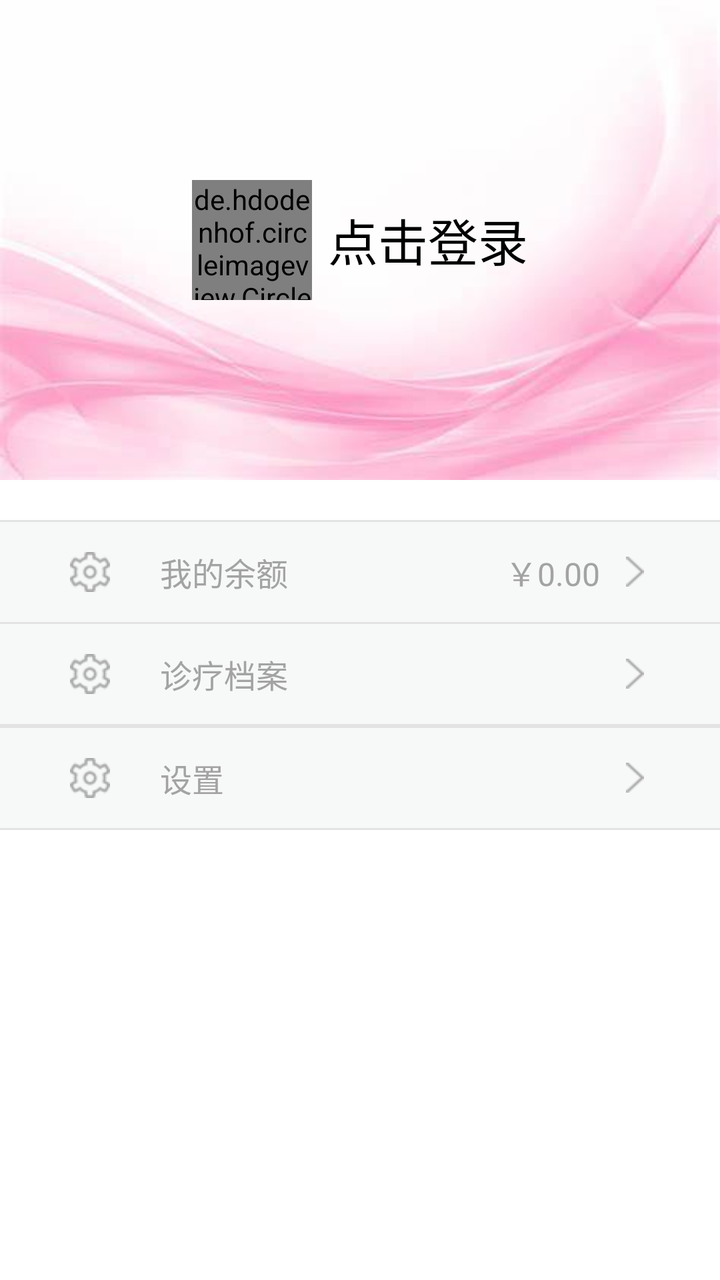
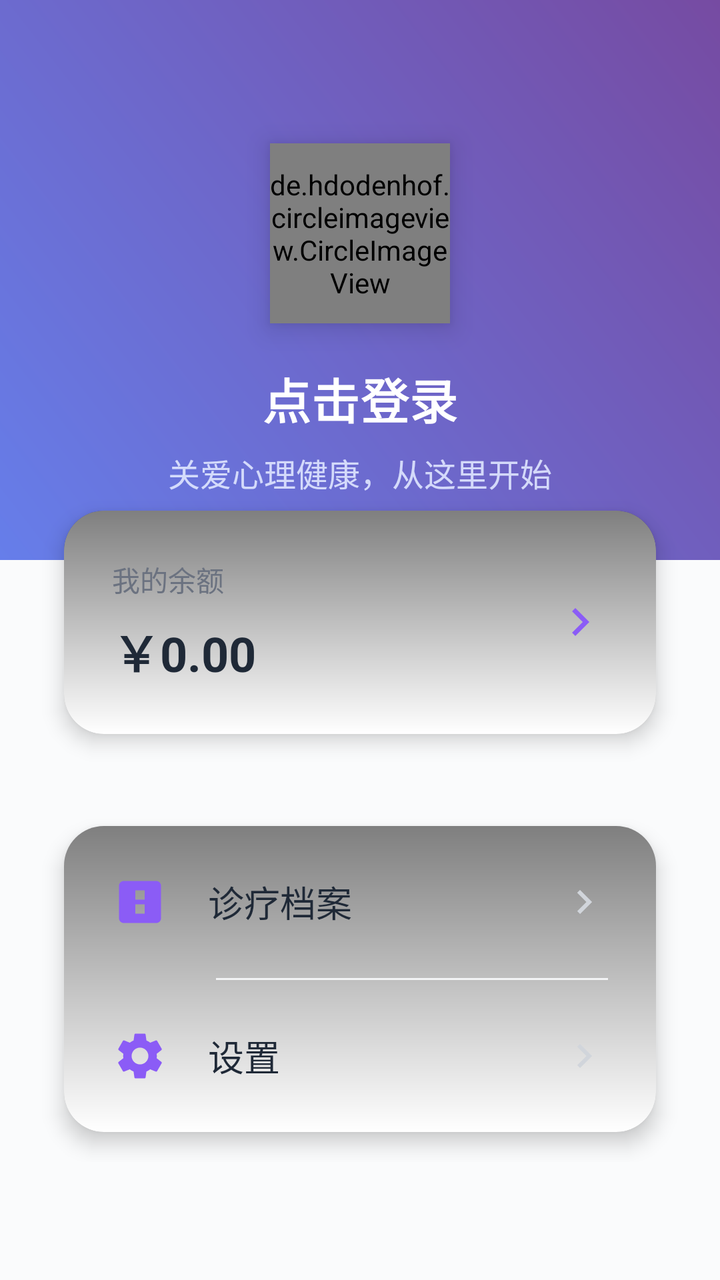

Two renders of the same Android screen: before a commit and after it. Below are the layout's source before the change and the commit's diff.
<!-- AndroidManifest.xml: application theme Theme.Xinqiao -->
<!-- res/layout/main_view_myinfo.xml -->
<?xml version="1.0" encoding="utf-8"?>
<LinearLayout xmlns:android="http://schemas.android.com/apk/res/android"
    xmlns:app="http://schemas.android.com/apk/res-auto"
    android:layout_width="match_parent"
    android:layout_height="match_parent"
    android:background="@android:color/white"
    android:orientation="vertical">
    <LinearLayout
        android:id="@+id/ll_head"
        android:layout_width="fill_parent"
        android:layout_height="240dp"
        android:gravity="center"
        android:background="@drawable/myinfo_login_bg"
        android:orientation="horizontal">
        <de.hdodenhof.circleimageview.CircleImageView
            android:id="@+id/iv_avatar"
            android:layout_width="60dp"
            android:layout_height="60dp"
            android:layout_marginEnd="8dp"
            android:src="@drawable/default_avatar"/>
        <TextView
            android:id="@+id/tv_user_name"
            android:layout_width="wrap_content"
            android:layout_height="wrap_content"
            android:text="点击登录"
            android:textColor="@android:color/black"
            android:textSize="25sp"/>
    </LinearLayout>
    <View
        android:layout_width="fill_parent"
        android:layout_height="1dp"
        android:layout_marginTop="20dp"
        android:background="#E3E3E3" />

    
    <RelativeLayout
        android:id="@+id/rl_balance"
        android:layout_width="fill_parent"
        android:layout_height="50dp"
        android:background="#F7F8F8"
        android:gravity="center_vertical"
        android:paddingLeft="10dp"
        android:paddingRight="10dp">
        <ImageView
            android:id="@+id/iv_balance_icon"
            android:layout_width="20dp"
            android:layout_height="20dp"
            android:layout_centerVertical="true"
            android:layout_marginLeft="25dp"
            android:src="@drawable/myinfo_setting_icon" />
        <TextView
            android:layout_width="wrap_content"
            android:layout_height="wrap_content"
            android:layout_centerVertical="true"
            android:layout_marginLeft="25dp"
            android:layout_toRightOf="@id/iv_balance_icon"
            android:text="我的余额"
            android:textColor="#A3A3A3"
            android:textSize="16sp" />
        <TextView
            android:id="@+id/tv_balance"
            android:layout_width="wrap_content"
            android:layout_height="wrap_content"
            android:layout_centerVertical="true"
            android:layout_toLeftOf="@+id/iv_balance_arrow"
            android:layout_marginRight="10dp"
            android:text="￥0.00"
            android:textColor="#A3A3A3"
            android:textSize="16sp" />
        <ImageView
            android:id="@+id/iv_balance_arrow"
            android:layout_width="15dp"
            android:layout_height="15dp"
            android:layout_alignParentRight="true"
            android:layout_centerVertical="true"
            android:layout_marginRight="25dp"
            android:src="@drawable/iv_right_arrow" />
    </RelativeLayout>

    <View
        android:layout_width="fill_parent"
        android:layout_height="1dp"
        android:background="#E3E3E3" />
    
    <RelativeLayout
        android:id="@+id/rl_medical_record"
        android:layout_width="fill_parent"
        android:layout_height="50dp"
        android:background="#F7F8F8"
        android:gravity="center_vertical"
        android:paddingLeft="10dp"
        android:paddingRight="10dp">
        <ImageView
            android:id="@+id/iv_medicalrecord_icon"
            android:layout_width="20dp"
            android:layout_height="20dp"
            android:layout_centerVertical="true"
            android:layout_marginLeft="25dp"
            android:src="@drawable/myinfo_setting_icon" />
        <TextView
            android:layout_width="wrap_content"
            android:layout_height="wrap_content"
            android:layout_centerVertical="true"
            android:layout_marginLeft="25dp"
            android:layout_toRightOf="@id/iv_medicalrecord_icon"
            android:text="诊疗档案"
            android:textColor="#A3A3A3"
            android:textSize="16sp" />
        <ImageView
            android:layout_width="15dp"
            android:layout_height="15dp"
            android:layout_alignParentRight="true"
            android:layout_centerVertical="true"
            android:layout_marginRight="25dp"
            android:src="@drawable/iv_right_arrow" />
    </RelativeLayout>
    <View
        android:layout_width="fill_parent"
        android:layout_height="1dp"
        android:background="#E3E3E3" />
    <RelativeLayout
        android:id="@+id/rl_course_history"
        android:layout_width="fill_parent"
        android:layout_height="50dp"
        android:background="#F7F8F8"
        android:gravity="center_vertical"
        android:paddingLeft="10dp"
        android:paddingRight="10dp"
        android:visibility="gone">
        <ImageView
            android:id="@+id/iv_course_historyicon"
            android:layout_width="20dp"
            android:layout_height="20dp"
            android:layout_centerVertical="true"
            android:layout_marginLeft="25dp"
            android:src="@drawable/course_history_icon" />
        <TextView
            android:layout_width="wrap_content"
            android:layout_height="wrap_content"
            android:layout_centerVertical="true"
            android:layout_marginLeft="25dp"
            android:layout_toRightOf="@id/iv_course_historyicon"
            android:text="播放记录"
            android:textColor="#A3A3A3"
            android:textSize="16sp" />
        <ImageView
            android:layout_width="15dp"
            android:layout_height="15dp"
            android:layout_alignParentRight="true"
            android:layout_centerVertical="true"
            android:layout_marginRight="25dp"
            android:src="@drawable/iv_right_arrow" />
    </RelativeLayout>
    <View
        android:layout_width="fill_parent"
        android:layout_height="1dp"
        android:background="#E3E3E3" />
    <RelativeLayout
        android:id="@+id/rl_setting"
        android:layout_width="fill_parent"
        android:layout_height="50dp"
        android:background="#F7F8F8"
        android:gravity="center_vertical"
        android:paddingLeft="10dp"
        android:paddingRight="10dp">
        <ImageView
            android:id="@+id/iv_userinfo_icon"
            android:layout_width="20dp"
            android:layout_height="20dp"
            android:layout_centerVertical="true"
            android:layout_marginLeft="25dp"
            android:src="@drawable/myinfo_setting_icon" />
        <TextView
            android:layout_width="wrap_content"
            android:layout_height="wrap_content"
            android:layout_centerVertical="true"
            android:layout_marginLeft="25dp"
            android:layout_toRightOf="@id/iv_userinfo_icon"
            android:text="设置"
            android:textColor="#A3A3A3"
            android:textSize="16sp" />
        <ImageView
            android:layout_width="15dp"
            android:layout_height="15dp"
            android:layout_alignParentRight="true"
            android:layout_centerVertical="true"
            android:layout_marginRight="25dp"
            android:src="@drawable/iv_right_arrow" />
    </RelativeLayout>
    <View
        android:layout_width="fill_parent"
        android:layout_height="1dp"
        android:background="#E3E3E3" />
</LinearLayout>
<!-- resources referenced by this layout -->
<resources>
  <!-- drawable myinfo_login_bg: jpg bitmap (drawable, 7237 bytes) -->
  <!-- drawable myinfo_setting_icon: png bitmap (drawable, 3441 bytes) -->
  <style name="Theme.Xinqiao" parent="Base.Theme.Xinqiao">
          <item name="android:navigationBarColor">@android:color/transparent</item>
          <item name="android:statusBarColor">@android:color/transparent</item>
          <item name="android:windowLightStatusBar">false</item>
          <item name="android:enforceStatusBarContrast">true</item>
      </style>
  <color name="colorPrimary">#667eea</color>
  <color name="colorOnPrimary">#FFFFFF</color>
  <color name="colorSecondary">#F8F9FA</color>
  <color name="colorOnSecondary">#333333</color>
  <color name="colorSurface">#FFFFFF</color>
  <color name="colorOnSurface">#333333</color>
  <color name="colorError">#B00020</color>
  <color name="colorOnError">#FFFFFF</color>
  <!-- unchanged entries left out for length: 4 -->
</resources>

<!-- the commit's change to res/layout/main_view_myinfo.xml (unified diff, before → after) -->
@@ -3,192 +3,232 @@
     xmlns:app="http://schemas.android.com/apk/res-auto"
     android:layout_width="match_parent"
     android:layout_height="match_parent"
-    android:background="@android:color/white"
+    android:background="#FAFBFC"
     android:orientation="vertical">
+
+    
     <LinearLayout
         android:id="@+id/ll_head"
-        android:layout_width="fill_parent"
-        android:layout_height="240dp"
+        android:layout_width="match_parent"
+        android:layout_height="280dp"
         android:gravity="center"
-        android:background="@drawable/myinfo_login_bg"
-        android:orientation="horizontal">
+        android:background="@drawable/bg_gradient_topbar"
+        android:orientation="vertical"
+        android:paddingTop="40dp">
+
         <de.hdodenhof.circleimageview.CircleImageView
             android:id="@+id/iv_avatar"
-            android:layout_width="60dp"
-            android:layout_height="60dp"
-            android:layout_marginEnd="8dp"
-            android:src="@drawable/default_avatar"/>
+            android:layout_width="90dp"
+            android:layout_height="90dp"
+            android:layout_marginBottom="20dp"
+            android:src="@drawable/default_avatar"
+            app:civ_border_width="4dp"
+            app:civ_border_color="#FFFFFF"
+            android:elevation="8dp" />
+
         <TextView
             android:id="@+id/tv_user_name"
             android:layout_width="wrap_content"
             android:layout_height="wrap_content"
             android:text="点击登录"
-            android:textColor="@android:color/black"
-            android:textSize="25sp"/>
-    </LinearLayout>
-    <View
-        android:layout_width="fill_parent"
-        android:layout_height="1dp"
-        android:layout_marginTop="20dp"
-        android:background="#E3E3E3" />
-
-    
-    <RelativeLayout
-        android:id="@+id/rl_balance"
-        android:layout_width="fill_parent"
-        android:layout_height="50dp"
-        android:background="#F7F8F8"
-        android:gravity="center_vertical"
-        android:paddingLeft="10dp"
-        android:paddingRight="10dp">
-        <ImageView
-            android:id="@+id/iv_balance_icon"
-            android:layout_width="20dp"
-            android:layout_height="20dp"
-            android:layout_centerVertical="true"
-            android:layout_marginLeft="25dp"
-            android:src="@drawable/myinfo_setting_icon" />
+            android:textColor="#FFFFFF"
+            android:textSize="24sp"
+            android:textStyle="bold"
+            android:letterSpacing="0.02" />
+
         <TextView
             android:layout_width="wrap_content"
             android:layout_height="wrap_content"
-            android:layout_centerVertical="true"
-            android:layout_marginLeft="25dp"
-            android:layout_toRightOf="@id/iv_balance_icon"
-            android:text="我的余额"
-            android:textColor="#A3A3A3"
-            android:textSize="16sp" />
-        <TextView
-            android:id="@+id/tv_balance"
-            android:layout_width="wrap_content"
-            android:layout_height="wrap_content"
-            android:layout_centerVertical="true"
-            android:layout_toLeftOf="@+id/iv_balance_arrow"
-            android:layout_marginRight="10dp"
-            android:text="￥0.00"
-            android:textColor="#A3A3A3"
-            android:textSize="16sp" />
-        <ImageView
-            android:id="@+id/iv_balance_arrow"
-            android:layout_width="15dp"
-            android:layout_height="15dp"
-            android:layout_alignParentRight="true"
-            android:layout_centerVertical="true"
-            android:layout_marginRight="25dp"
-            android:src="@drawable/iv_right_arrow" />
-    </RelativeLayout>
-
-    <View
-        android:layout_width="fill_parent"
-        android:layout_height="1dp"
-        android:background="#E3E3E3" />
+            android:layout_marginTop="8dp"
+            android:text="关爱心理健康，从这里开始"
+            android:textColor="#E0E7FF"
+            android:textSize="16sp"
+            android:alpha="0.9" />
+    </LinearLayout>
+
     
-    <RelativeLayout
-        android:id="@+id/rl_medical_record"
-        android:layout_width="fill_parent"
-        android:layout_height="50dp"
-        android:background="#F7F8F8"
-        android:gravity="center_vertical"
-        android:paddingLeft="10dp"
-        android:paddingRight="10dp">
-        <ImageView
-            android:id="@+id/iv_medicalrecord_icon"
-            android:layout_width="20dp"
-            android:layout_height="20dp"
-            android:layout_centerVertical="true"
-            android:layout_marginLeft="25dp"
-            android:src="@drawable/myinfo_setting_icon" />
-        <TextView
-            android:layout_width="wrap_content"
-            android:layout_height="wrap_content"
-            android:layout_centerVertical="true"
-            android:layout_marginLeft="25dp"
-            android:layout_toRightOf="@id/iv_medicalrecord_icon"
-            android:text="诊疗档案"
-            android:textColor="#A3A3A3"
-            android:textSize="16sp" />
-        <ImageView
-            android:layout_width="15dp"
-            android:layout_height="15dp"
-            android:layout_alignParentRight="true"
-            android:layout_centerVertical="true"
-            android:layout_marginRight="25dp"
-            android:src="@drawable/iv_right_arrow" />
-    </RelativeLayout>
-    <View
-        android:layout_width="fill_parent"
-        android:layout_height="1dp"
-        android:background="#E3E3E3" />
-    <RelativeLayout
-        android:id="@+id/rl_course_history"
-        android:layout_width="fill_parent"
-        android:layout_height="50dp"
-        android:background="#F7F8F8"
-        android:gravity="center_vertical"
-        android:paddingLeft="10dp"
-        android:paddingRight="10dp"
-        android:visibility="gone">
-        <ImageView
-            android:id="@+id/iv_course_historyicon"
-            android:layout_width="20dp"
-            android:layout_height="20dp"
-            android:layout_centerVertical="true"
-            android:layout_marginLeft="25dp"
-            android:src="@drawable/course_history_icon" />
-        <TextView
-            android:layout_width="wrap_content"
-            android:layout_height="wrap_content"
-            android:layout_centerVertical="true"
-            android:layout_marginLeft="25dp"
-            android:layout_toRightOf="@id/iv_course_historyicon"
-            android:text="播放记录"
-            android:textColor="#A3A3A3"
-            android:textSize="16sp" />
-        <ImageView
-            android:layout_width="15dp"
-            android:layout_height="15dp"
-            android:layout_alignParentRight="true"
-            android:layout_centerVertical="true"
-            android:layout_marginRight="25dp"
-            android:src="@drawable/iv_right_arrow" />
-    </RelativeLayout>
-    <View
-        android:layout_width="fill_parent"
-        android:layout_height="1dp"
-        android:background="#E3E3E3" />
-    <RelativeLayout
-        android:id="@+id/rl_setting"
-        android:layout_width="fill_parent"
-        android:layout_height="50dp"
-        android:background="#F7F8F8"
-        android:gravity="center_vertical"
-        android:paddingLeft="10dp"
-        android:paddingRight="10dp">
-        <ImageView
-            android:id="@+id/iv_userinfo_icon"
-            android:layout_width="20dp"
-            android:layout_height="20dp"
-            android:layout_centerVertical="true"
-            android:layout_marginLeft="25dp"
-            android:src="@drawable/myinfo_setting_icon" />
-        <TextView
-            android:layout_width="wrap_content"
-            android:layout_height="wrap_content"
-            android:layout_centerVertical="true"
-            android:layout_marginLeft="25dp"
-            android:layout_toRightOf="@id/iv_userinfo_icon"
-            android:text="设置"
-            android:textColor="#A3A3A3"
-            android:textSize="16sp" />
-        <ImageView
-            android:layout_width="15dp"
-            android:layout_height="15dp"
-            android:layout_alignParentRight="true"
-            android:layout_centerVertical="true"
-            android:layout_marginRight="25dp"
-            android:src="@drawable/iv_right_arrow" />
-    </RelativeLayout>
-    <View
-        android:layout_width="fill_parent"
-        android:layout_height="1dp"
-        android:background="#E3E3E3" />
+    <LinearLayout
+        android:layout_width="match_parent"
+        android:layout_height="wrap_content"
+        android:orientation="vertical"
+        android:layout_marginTop="-40dp"
+        android:paddingLeft="20dp"
+        android:paddingRight="20dp">
+
+        
+        <androidx.cardview.widget.CardView
+            android:id="@+id/rl_balance"
+            android:layout_width="match_parent"
+            android:layout_height="wrap_content"
+            android:layout_marginBottom="16dp"
+            app:cardCornerRadius="20dp"
+            app:cardElevation="6dp"
+            app:cardUseCompatPadding="true"
+            android:foreground="?attr/selectableItemBackground">
+
+            <LinearLayout
+                android:layout_width="match_parent"
+                android:layout_height="wrap_content"
+                android:orientation="horizontal"
+                android:padding="24dp"
+                android:gravity="center_vertical"
+                android:background="@drawable/bg_gradient_overlay">
+
+                <LinearLayout
+                    android:layout_width="0dp"
+                    android:layout_height="wrap_content"
+                    android:layout_weight="1"
+                    android:orientation="vertical">
+
+                    <TextView
+                        android:layout_width="wrap_content"
+                        android:layout_height="wrap_content"
+                        android:text="我的余额"
+                        android:textColor="#6B7280"
+                        android:textSize="14sp" />
+
+                    <TextView
+                        android:id="@+id/tv_balance"
+                        android:layout_width="wrap_content"
+                        android:layout_height="wrap_content"
+                        android:layout_marginTop="8dp"
+                        android:text="￥0.00"
+                        android:textColor="#1F2937"
+                        android:textSize="24sp"
+                        android:textStyle="bold" />
+                </LinearLayout>
+
+                <ImageView
+                    android:id="@+id/iv_balance_arrow"
+                    android:layout_width="28dp"
+                    android:layout_height="28dp"
+                    android:src="@drawable/ic_arrow_right"
+                    android:tint="#8B5CF6" />
+            </LinearLayout>
+        </androidx.cardview.widget.CardView>
+
+        
+        <androidx.cardview.widget.CardView
+            android:layout_width="match_parent"
+            android:layout_height="wrap_content"
+            app:cardCornerRadius="20dp"
+            app:cardElevation="6dp"
+            app:cardUseCompatPadding="true">
+
+            <LinearLayout
+                android:layout_width="match_parent"
+                android:layout_height="wrap_content"
+                android:orientation="vertical"
+                android:background="@drawable/bg_gradient_overlay">
+
+                
+                <LinearLayout
+                    android:id="@+id/rl_medical_record"
+                    android:layout_width="match_parent"
+                    android:layout_height="wrap_content"
+                    android:orientation="horizontal"
+                    android:padding="24dp"
+                    android:gravity="center_vertical"
+                    android:foreground="?attr/selectableItemBackground">
+
+                    <ImageView
+                        android:id="@+id/iv_medicalrecord_icon"
+                        android:layout_width="28dp"
+                        android:layout_height="28dp"
+                        android:src="@drawable/ic_medical_record"
+                        android:tint="#8B5CF6" />
+
+                    <TextView
+                        android:layout_width="0dp"
+                        android:layout_height="wrap_content"
+                        android:layout_weight="1"
+                        android:layout_marginLeft="20dp"
+                        android:text="诊疗档案"
+                        android:textColor="#1F2937"
+                        android:textSize="18sp" />
+
+                    <ImageView
+                        android:layout_width="24dp"
+                        android:layout_height="24dp"
+                        android:src="@drawable/ic_arrow_right"
+                        android:tint="#D1D5DB" />
+                </LinearLayout>
+
+                <View
+                    android:layout_width="match_parent"
+                    android:layout_height="1dp"
+                    android:layout_marginLeft="76dp"
+                    android:layout_marginRight="24dp"
+                    android:background="#F3F4F6" />
+
+                
+                <LinearLayout
+                    android:id="@+id/rl_setting"
+                    android:layout_width="match_parent"
+                    android:layout_height="wrap_content"
+                    android:orientation="horizontal"
+                    android:padding="24dp"
+                    android:gravity="center_vertical"
+                    android:foreground="?attr/selectableItemBackground">
+
+                    <ImageView
+                        android:id="@+id/iv_userinfo_icon"
+                        android:layout_width="28dp"
+                        android:layout_height="28dp"
+                        android:src="@drawable/ic_settings_white"
+                        android:tint="#8B5CF6" />
+
+                    <TextView
+                        android:layout_width="0dp"
+                        android:layout_height="wrap_content"
+                        android:layout_weight="1"
+                        android:layout_marginLeft="20dp"
+                        android:text="设置"
+                        android:textColor="#1F2937"
+                        android:textSize="18sp" />
+
+                    <ImageView
+                        android:layout_width="24dp"
+                        android:layout_height="24dp"
+                        android:src="@drawable/ic_arrow_right"
+                        android:tint="#D1D5DB" />
+                </LinearLayout>
+            </LinearLayout>
+        </androidx.cardview.widget.CardView>
+
+        
+        <RelativeLayout
+            android:id="@+id/rl_course_history"
+            android:layout_width="fill_parent"
+            android:layout_height="50dp"
+            android:background="#F7F8F8"
+            android:gravity="center_vertical"
+            android:paddingLeft="10dp"
+            android:paddingRight="10dp"
+            android:visibility="gone">
+            <ImageView
+                android:id="@+id/iv_course_historyicon"
+                android:layout_width="20dp"
+                android:layout_height="20dp"
+                android:layout_centerVertical="true"
+                android:layout_marginLeft="25dp"
+                android:src="@drawable/course_history_icon" />
+            <TextView
+                android:layout_width="wrap_content"
+                android:layout_height="wrap_content"
+                android:layout_centerVertical="true"
+                android:layout_marginLeft="25dp"
+                android:layout_toRightOf="@id/iv_course_historyicon"
+                android:text="播放记录"
+                android:textColor="#A3A3A3"
+                android:textSize="16sp" />
+            <ImageView
+                android:layout_width="15dp"
+                android:layout_height="15dp"
+                android:layout_alignParentRight="true"
+                android:layout_centerVertical="true"
+                android:layout_marginRight="25dp"
+                android:src="@drawable/iv_right_arrow" />
+        </RelativeLayout>
+    </LinearLayout>
 </LinearLayout>
<!-- resource entries referenced after the edit -->
@@ -1,7 +1,58 @@
 <!-- resources referenced by this layout -->
 <resources>
-  <!-- drawable myinfo_login_bg: jpg bitmap (drawable, 7237 bytes) -->
-  <!-- drawable myinfo_setting_icon: png bitmap (drawable, 3441 bytes) -->
+  <!-- drawable bg_gradient_overlay (drawable) -->
+  <?xml version="1.0" encoding="utf-8"?>
+  <shape xmlns:android="http://schemas.android.com/apk/res/android"
+      android:shape="rectangle">
+      <gradient
+          android:angle="90"
+          android:startColor="#00000000"
+          android:endColor="#80000000"
+          android:type="linear"/>
+  </shape>
+  <!-- drawable bg_gradient_topbar (drawable) -->
+  <?xml version="1.0" encoding="utf-8"?>
+  <shape xmlns:android="http://schemas.android.com/apk/res/android">
+      <gradient
+          android:startColor="#667eea"
+          android:endColor="#764ba2"
+          android:angle="45"
+          android:type="linear" />
+  </shape>
+  <!-- drawable ic_arrow_right (drawable) -->
+  <?xml version="1.0" encoding="utf-8"?>
+  <vector xmlns:android="http://schemas.android.com/apk/res/android"
+      android:width="24dp"
+      android:height="24dp"
+      android:viewportWidth="24"
+      android:viewportHeight="24">
+      <path
+          android:fillColor="#FF000000"
+          android:pathData="M8.59,16.59L13.17,12 8.59,7.41 10,6l6,6 -6,6 -1.41,-1.41z"/>
+  </vector>
+  <!-- drawable ic_medical_record (drawable) -->
+  <?xml version="1.0" encoding="utf-8"?>
+  <vector xmlns:android="http://schemas.android.com/apk/res/android"
+      android:width="24dp"
+      android:height="24dp"
+      android:viewportWidth="24"
+      android:viewportHeight="24">
+      <path
+          android:fillColor="#8B5CF6"
+          android:pathData="M19,3L5,3c-1.1,0 -2,0.9 -2,2v14c0,1.1 0.9,2 2,2h14c1.1,0 2,-0.9 2,-2L21,5c0,-1.1 -0.9,-2 -2,-2zM14,17h-4v-4h4v4zM14,11h-4L10,7h4v4z"/>
+  </vector>
+  <!-- drawable ic_settings_white (drawable) -->
+  <?xml version="1.0" encoding="utf-8"?>
+  <vector xmlns:android="http://schemas.android.com/apk/res/android"
+      android:width="24dp"
+      android:height="24dp"
+      android:viewportWidth="24"
+      android:viewportHeight="24"
+      android:tint="#FFFFFF">
+      <path
+          android:fillColor="#FFFFFF"
+          android:pathData="M19.14,12.94c0.04,-0.3 0.06,-0.61 0.06,-0.94c0,-0.32 -0.02,-0.64 -0.07,-0.94l2.03,-1.58c0.18,-0.14 0.23,-0.41 0.12,-0.61l-1.92,-3.32c-0.12,-0.22 -0.37,-0.29 -0.59,-0.22l-2.39,0.96c-0.5,-0.38 -1.03,-0.7 -1.62,-0.94L14.4,2.81c-0.04,-0.24 -0.24,-0.41 -0.48,-0.41h-3.84c-0.24,0 -0.43,0.17 -0.47,0.41L9.25,5.35C8.66,5.59 8.12,5.92 7.63,6.29L5.24,5.33c-0.22,-0.08 -0.47,0.01 -0.59,0.22L2.74,8.87C2.62,9.08 2.66,9.34 2.86,9.48l2.03,1.58C4.84,11.36 4.8,11.69 4.8,12s0.02,0.64 0.07,0.94l-2.03,1.58c-0.18,0.14 -0.23,0.41 -0.12,0.61l1.92,3.32c0.12,0.22 0.37,0.29 0.59,0.22l2.39,-0.96c0.5,0.38 1.03,0.7 1.62,0.94l0.36,2.54c0.05,0.24 0.24,0.41 0.48,0.41h3.84c0.24,0 0.44,-0.17 0.47,-0.41l0.36,-2.54c0.59,-0.24 1.13,-0.56 1.62,-0.94l2.39,0.96c0.22,0.08 0.47,-0.01 0.59,-0.22l1.92,-3.32c0.12,-0.22 0.07,-0.47 -0.12,-0.61L19.14,12.94zM12,15.6c-1.98,0 -3.6,-1.62 -3.6,-3.6s1.62,-3.6 3.6,-3.6s3.6,1.62 3.6,3.6S13.98,15.6 12,15.6z"/>
+  </vector>
   <style name="Theme.Xinqiao" parent="Base.Theme.Xinqiao">
           <item name="android:navigationBarColor">@android:color/transparent</item>
           <item name="android:statusBarColor">@android:color/transparent</item>
